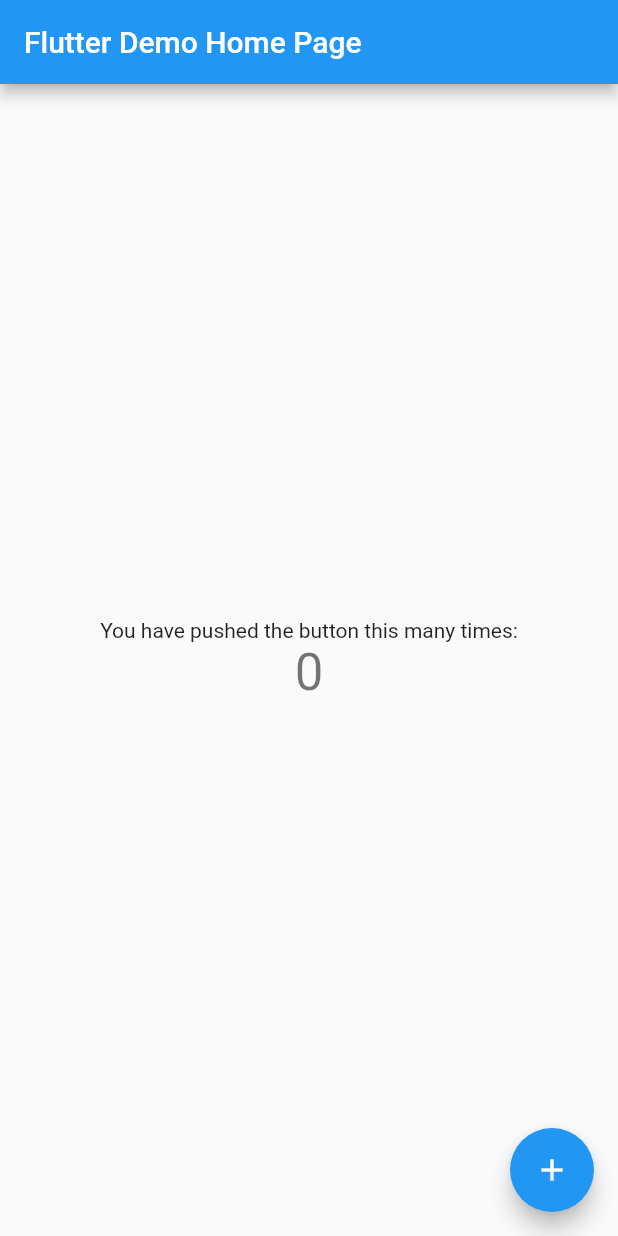
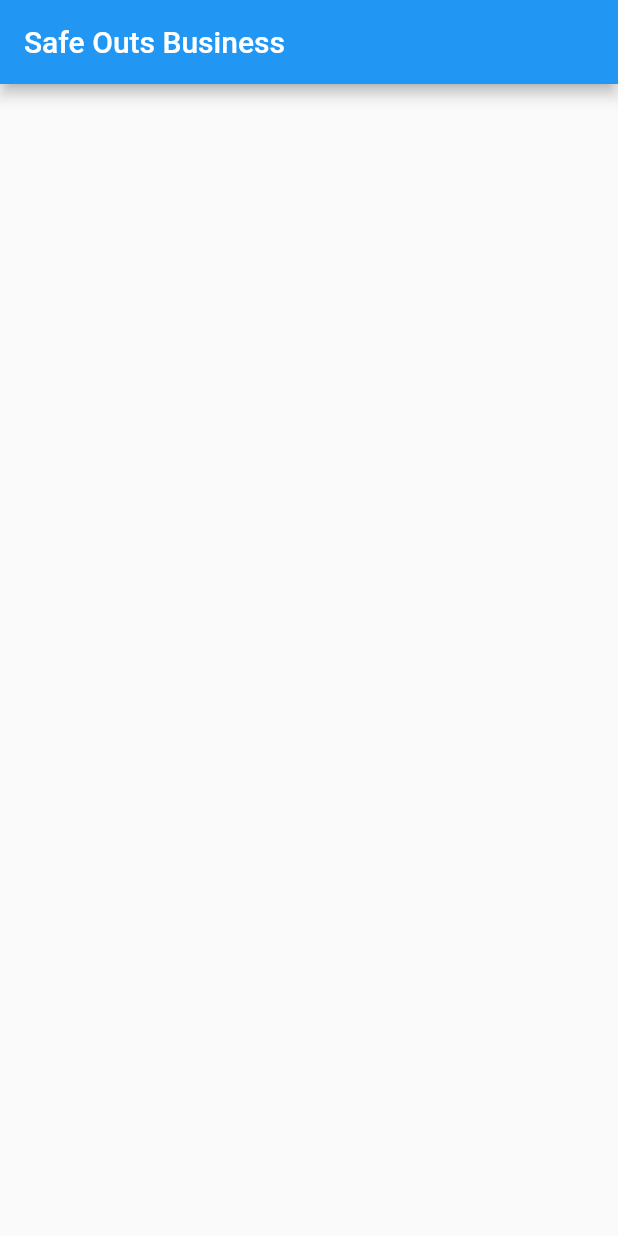
Before and after one commit to Safeouts/SafeOutsBusinessProd, a Flutter app: the screen it shows after launch, on a phone screen of 412 x 824 dp. Run offline on Flutter 3.47's test engine with Material 2 defaults, Android fonts, the phone set to English and light mode, and no system bars.

```diff
--- a/lib/main.dart
+++ b/lib/main.dart
@@ -9,7 +9,7 @@ class MyApp extends StatelessWidget {
   @override
   Widget build(BuildContext context) {
     return MaterialApp(
-      title: 'Flutter Demo',
+      title: 'Safe Outs',
       theme: ThemeData(
         // This is the theme of your application.
         //
@@ -22,22 +22,13 @@ class MyApp extends StatelessWidget {
         // is not restarted.
         primarySwatch: Colors.blue,
       ),
-      home: MyHomePage(title: 'Flutter Demo Home Page'),
+      home: MyHomePage(title: 'Safe Outs Business'),
     );
   }
 }
 
 class MyHomePage extends StatefulWidget {
   MyHomePage({Key? key, required this.title}) : super(key: key);
-
-  // This widget is the home page of your application. It is stateful, meaning
-  // that it has a State object (defined below) that contains fields that affect
-  // how it looks.
-
-  // This class is the configuration for the state. It holds the values (in this
-  // case the title) provided by the parent (in this case the App widget) and
-  // used by the build method of the State. Fields in a Widget subclass are
-  // always marked "final".
 
   final String title;
 
@@ -50,11 +41,6 @@ class _MyHomePageState extends State<MyHomePage> {
 
   void _incrementCounter() {
     setState(() {
-      // This call to setState tells the Flutter framework that something has
-      // changed in this State, which causes it to rerun the build method below
-      // so that the display can reflect the updated values. If we changed
-      // _counter without calling setState(), then the build method would not be
-      // called again, and so nothing would appear to happen.
       _counter++;
     });
   }
@@ -74,40 +60,12 @@ class _MyHomePageState extends State<MyHomePage> {
         title: Text(widget.title),
       ),
       body: Center(
-        // Center is a layout widget. It takes a single child and positions it
-        // in the middle of the parent.
         child: Column(
-          // Column is also a layout widget. It takes a list of children and
-          // arranges them vertically. By default, it sizes itself to fit its
-          // children horizontally, and tries to be as tall as its parent.
-          //
-          // Invoke "debug painting" (press "p" in the console, choose the
-          // "Toggle Debug Paint" action from the Flutter Inspector in Android
-          // Studio, or the "Toggle Debug Paint" command in Visual Studio Code)
-          // to see the wireframe for each widget.
-          //
-          // Column has various properties to control how it sizes itself and
-          // how it positions its children. Here we use mainAxisAlignment to
-          // center the children vertically; the main axis here is the vertical
-          // axis because Columns are vertical (the cross axis would be
-          // horizontal).
           mainAxisAlignment: MainAxisAlignment.center,
           children: <Widget>[
-            Text(
-              'You have pushed the button this many times:',
-            ),
-            Text(
-              '$_counter',
-              style: Theme.of(context).textTheme.headline4,
-            ),
           ],
         ),
       ),
-      floatingActionButton: FloatingActionButton(
-        onPressed: _incrementCounter,
-        tooltip: 'Increment',
-        child: Icon(Icons.add),
-      ), // This trailing comma makes auto-formatting nicer for build methods.
     );
   }
 }
```
Also changed, not shown: pubspec.yaml (+7 -2 lines), assets/font/inter.ttf (added), assets/font/maitree.ttf (added), assets/font/mons.ttf (added), assets/icon/icon.png (added), assets/images/appbaricon.png (added), assets/images/default.png (added), assets/images/logo.gif (added), assets/images/logo.png (added), assets/images/reslogo.png (added), assets/images/uploadFoodImageOnPost.png (added), pubspec.lock, 25 other files.
